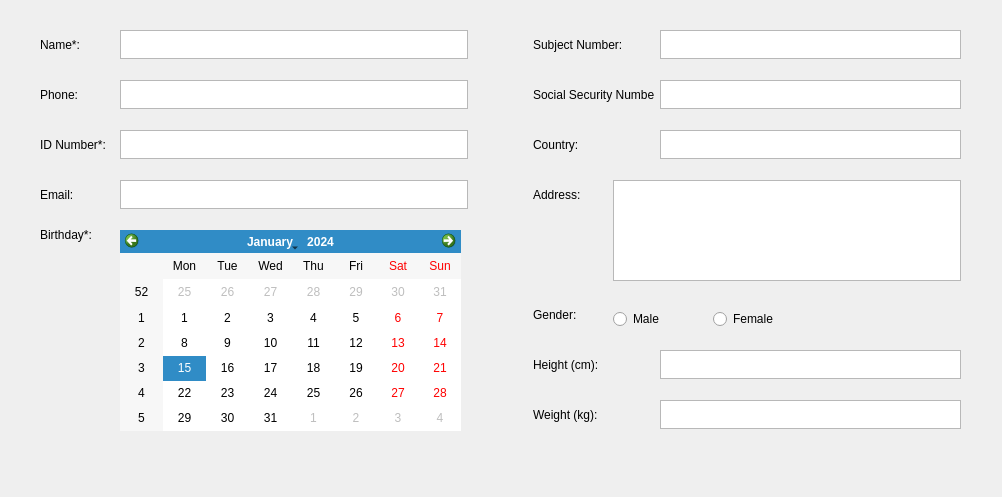
This is DesktopApp/createnewpatientdialog.ui in michaelfong2017/landmark-annotator-desktop as Qt 5 draws it before an edit. The edited form follows.
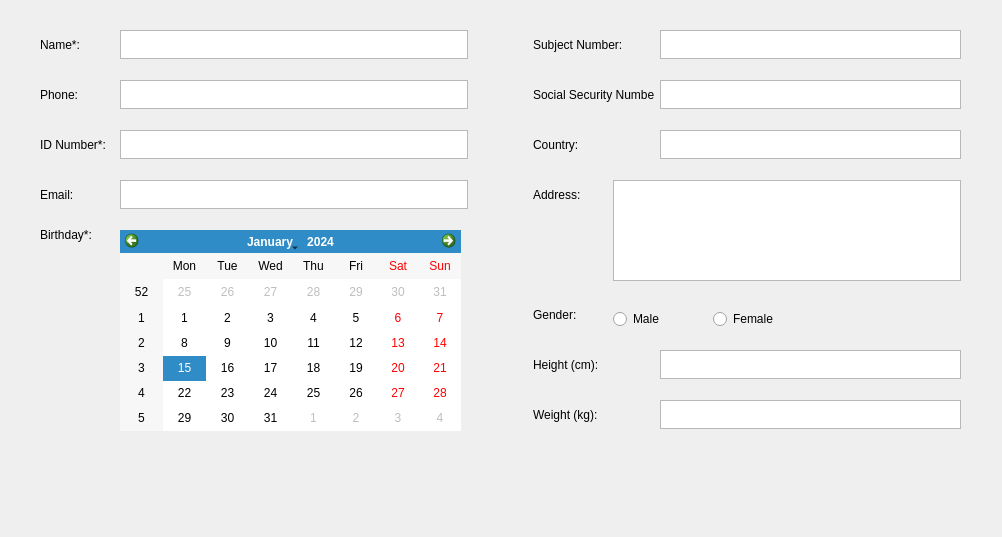
This is the edited form.

The edit to the form file:
```diff
--- a/DesktopApp/createnewpatientdialog.ui
+++ b/DesktopApp/createnewpatientdialog.ui
@@ -7,7 +7,7 @@
     <x>0</x>
     <y>0</y>
     <width>1002</width>
-    <height>497</height>
+    <height>537</height>
    </rect>
   </property>
   <property name="windowTitle">
@@ -309,7 +309,7 @@
    <property name="geometry">
     <rect>
      <x>860</x>
-     <y>450</y>
+     <y>480</y>
      <width>101</width>
      <height>31</height>
     </rect>
@@ -340,6 +340,19 @@
     <bool>true</bool>
    </property>
   </widget>
+  <widget class="QLabel" name="patientDataValidation">
+   <property name="geometry">
+    <rect>
+     <x>330</x>
+     <y>450</y>
+     <width>341</width>
+     <height>71</height>
+    </rect>
+   </property>
+   <property name="text">
+    <string/>
+   </property>
+  </widget>
  </widget>
  <resources/>
  <connections/>
```
Left out of the diff: 8 changed lines with no effect on the pictures.
